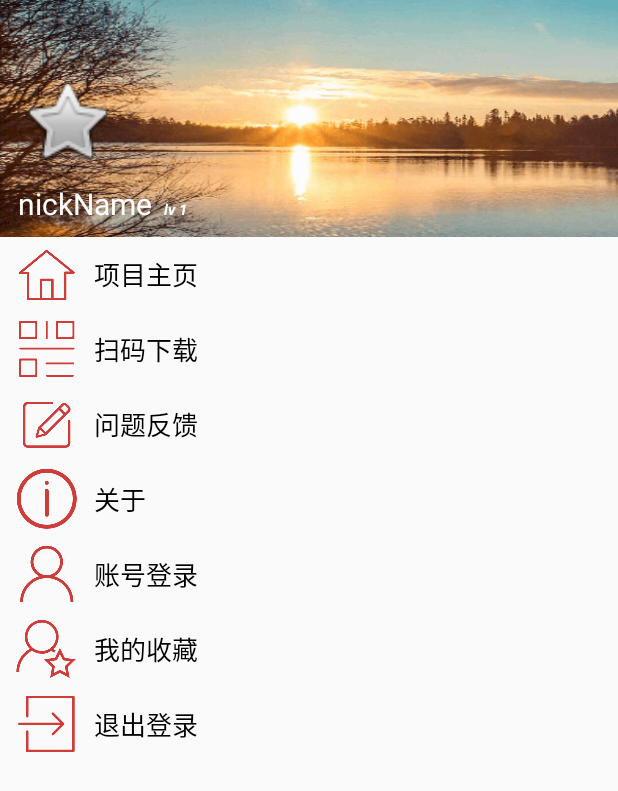
After one commit to LoomisKoo/Test, an Android app: the layout layout_main_drawer_view.xml on its own in the app's theme, with its tools: preview values and no code run, on a phone screen of 412 x 824 dp. The commit adds this screen. Shown: the top 791 px of the screen. Run offline under Robolectric (Android 15) with nearby library versions, the phone set to English and light mode, and no system bars.

Commit message:
优化代码

```diff
--- /dev/null
+++ b/app/src/main/res/layout/layout_main_drawer_view.xml
@@ -0,0 +1,109 @@
+<?xml version="1.0" encoding="utf-8"?>
+<androidx.constraintlayout.widget.ConstraintLayout xmlns:android="http://schemas.android.com/apk/res/android"
+    xmlns:app="http://schemas.android.com/apk/res-auto"
+    xmlns:tools="http://schemas.android.com/tools"
+    android:layout_width="match_parent"
+    android:layout_height="match_parent">
+
+    <ImageView
+        android:id="@+id/top_view"
+        android:layout_width="match_parent"
+        android:layout_height="158dp"
+        android:background="@mipmap/ic_nav_bg_drawerlayout"
+        app:layout_constraintEnd_toEndOf="parent"
+        app:layout_constraintHorizontal_bias="0.5"
+        app:layout_constraintStart_toStartOf="parent"
+        app:layout_constraintTop_toTopOf="parent" />
+
+    <ImageView
+        android:id="@+id/imageView3"
+        android:layout_width="65dp"
+        android:layout_height="65dp"
+        android:layout_marginStart="12dp"
+        android:layout_marginTop="48dp"
+        app:layout_constraintStart_toStartOf="parent"
+        app:layout_constraintTop_toTopOf="parent"
+        app:srcCompat="@android:drawable/btn_star" />
+
+    <TextView
+        android:id="@+id/nick_name_tv"
+        android:layout_width="wrap_content"
+        android:layout_height="wrap_content"
+        android:layout_marginTop="8dp"
+        android:layout_marginBottom="8dp"
+        android:clickable="true"
+        android:text="nickName"
+        android:textColor="@color/white"
+        android:textSize="20sp"
+        app:layout_constraintBottom_toBottomOf="@+id/top_view"
+        app:layout_constraintStart_toStartOf="@+id/imageView3"
+        app:layout_constraintTop_toBottomOf="@+id/imageView3" />
+
+    <TextView
+        android:id="@+id/level_tv"
+        android:layout_width="wrap_content"
+        android:layout_height="wrap_content"
+        android:layout_marginStart="8dp"
+        android:text="lv 1"
+        android:textColor="@color/white"
+        android:textSize="10sp"
+        android:textStyle="italic|bold"
+        app:layout_constraintBaseline_toBaselineOf="@id/nick_name_tv"
+        app:layout_constraintStart_toEndOf="@id/nick_name_tv" />
+
+    <TextView
+        android:id="@+id/project_home_page_tv"
+        style="@style/drawer_menu"
+        android:drawableStart="@mipmap/ic_nav_homepage"
+        android:text="@string/drawer_layout_project_home_page"
+        app:layout_constraintTop_toBottomOf="@+id/top_view" />
+
+    <TextView
+        android:id="@+id/down_load_tv"
+        style="@style/drawer_menu"
+        android:drawableStart="@mipmap/ic_nav_scan"
+        android:text="@string/drawer_layout_down_load"
+        app:layout_constraintEnd_toEndOf="parent"
+        app:layout_constraintStart_toStartOf="parent"
+        app:layout_constraintTop_toBottomOf="@id/project_home_page_tv" />
+
+
+    <TextView
+        android:id="@+id/feed_back_tv"
+        style="@style/drawer_menu"
+        android:drawableStart="@mipmap/ic_nav_feedback"
+        android:text="@string/drawer_layout_feed_back"
+        app:layout_constraintTop_toBottomOf="@id/down_load_tv" />
+
+
+    <TextView
+        android:id="@+id/about_tv"
+        style="@style/drawer_menu"
+        android:drawableStart="@mipmap/ic_nav_about"
+        android:text="@string/drawer_layout_about"
+        app:layout_constraintTop_toBottomOf="@id/feed_back_tv" />
+
+    <TextView
+        android:id="@+id/login_tv"
+        style="@style/drawer_menu"
+        android:drawableStart="@mipmap/ic_nav_login"
+        android:drawablePadding="10dp"
+        android:text="@string/drawer_layout_login"
+        app:layout_constraintTop_toBottomOf="@id/about_tv" />
+
+    <TextView
+        android:id="@+id/collection_tv"
+        style="@style/drawer_menu"
+        android:drawableStart="@mipmap/ic_nav_collect"
+        android:drawablePadding="10dp"
+        android:text="@string/drawer_layout_my_collection"
+        app:layout_constraintTop_toBottomOf="@id/login_tv" />
+
+    <TextView
+        android:id="@+id/exit_tv"
+        style="@style/drawer_menu"
+        android:drawableStart="@mipmap/ic_nav_exit"
+        android:text="@string/drawer_layout_exit"
+        app:layout_constraintTop_toBottomOf="@id/collection_tv" />
+
+</androidx.constraintlayout.widget.ConstraintLayout>
--- a/app/src/main/res/values/styles.xml
+++ b/app/src/main/res/values/styles.xml
@@ -21,4 +21,17 @@
         <!--把该属性改为false即可使menu位置位于toolbar之下-->
         <item name="overlapAnchor">false</item>
     </style>
+
+
+    <style name="drawer_menu">
+        <item name="android:textColor">@color/black</item>
+        <item name="android:textSize">17sp</item>
+        <item name="android:layout_height">50dp</item>
+        <item name="android:layout_width">match_parent</item>
+        <item name="android:clickable">true</item>
+        <item name="android:drawablePadding">10dp</item>
+        <item name="android:gravity">center_vertical</item>
+        <item name="android:paddingStart">10dp</item>
+        <item name="android:background">?attr/selectableItemBackground</item>
+    </style>
 </resources>
```
Also changed, not shown: app/src/main/java/com/example/administrator/test/activity/MainActivity.java (+1 -1 lines), app/src/main/java/com/example/administrator/test/activity/WebActivity.java (+0 -1 lines), app/src/main/res/layout/layout_main_draw_view.xml (deleted, +0 -229 lines).
